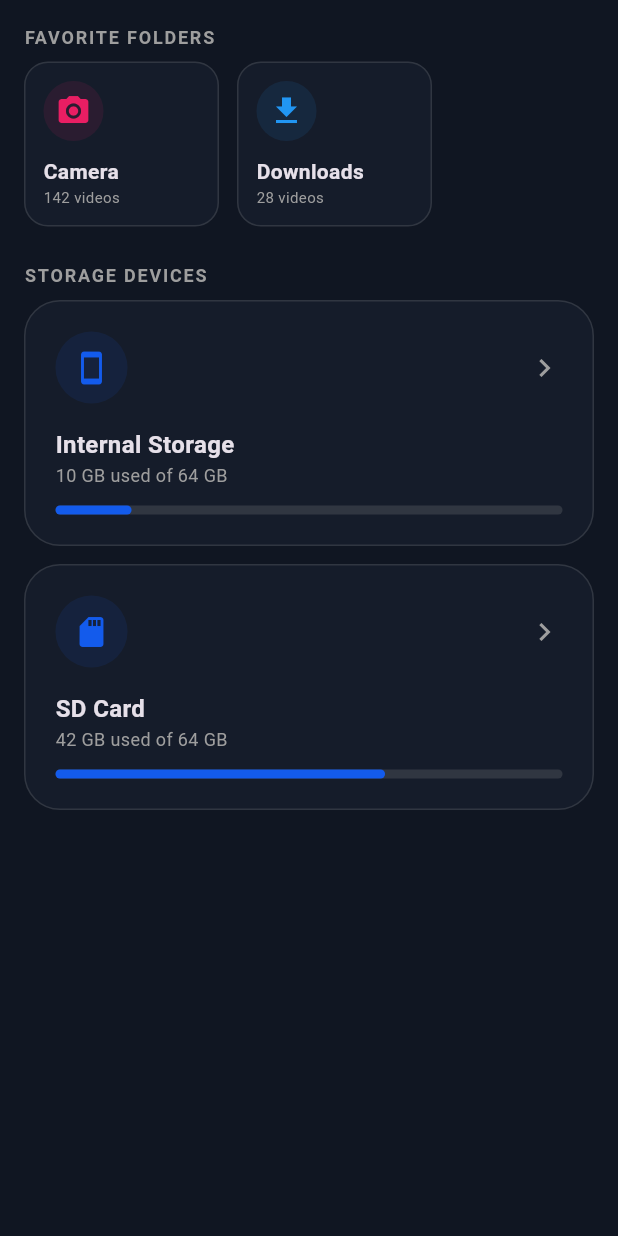
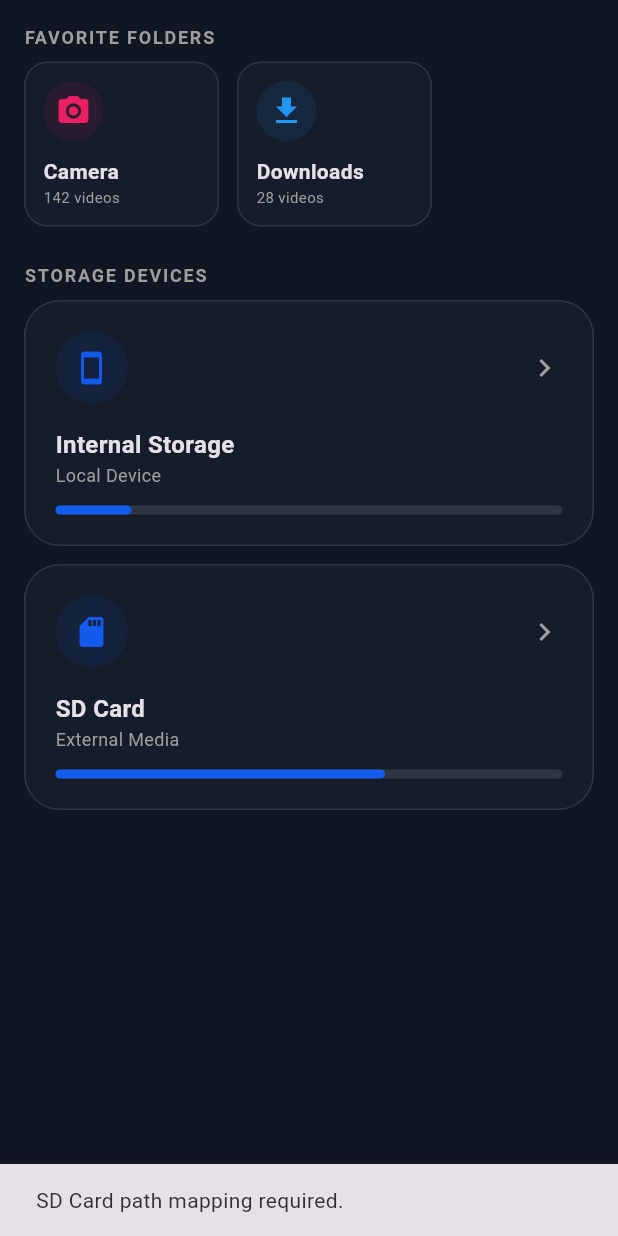
Before and after one commit to BajWarring/ArgusArchive, a Flutter app: the BrowseView widget shown alone on an empty page, opened directly with empty values, after a tap on "SD Card", on a phone screen of 412 x 824 dp. Run offline on Flutter 3.47's test engine with Material 3 defaults, Android fonts, the phone set to English and light mode, and no system bars; our stand-ins replace device_info_plus, flutter_riverpod, flutter_svg, permission_handler, share_plus, sqflite; missing offline and left inert: syncfusion_flutter_pdfviewer; accounts and stored records are empty.

Commit message:
Update browse_view.dart

```diff
--- a/lib/presentation/subapp_video_ui/views/browse_view.dart
+++ b/lib/presentation/subapp_video_ui/views/browse_view.dart
@@ -2,7 +2,7 @@ import 'package:flutter/material.dart';
 import '../../ui_theme.dart';
 
 class BrowseView extends StatelessWidget {
-  final VoidCallback onOpenExplorer;
+  final Function(String) onOpenExplorer;
 
   const BrowseView({super.key, required this.onOpenExplorer});
 
@@ -23,10 +23,7 @@ class BrowseView extends StatelessWidget {
   Widget _buildSectionHeader(String title) {
     return Padding(
       padding: const EdgeInsets.symmetric(horizontal: 16, vertical: 8),
-      child: Text(
-        title,
-        style: const TextStyle(fontSize: 12, fontWeight: FontWeight.bold, color: Colors.grey, letterSpacing: 1.2),
-      ),
+      child: Text(title, style: const TextStyle(fontSize: 12, fontWeight: FontWeight.bold, color: Colors.grey, letterSpacing: 1.2)),
     );
   }
 
@@ -37,15 +34,18 @@ class BrowseView extends StatelessWidget {
         scrollDirection: Axis.horizontal,
         padding: const EdgeInsets.symmetric(horizontal: 16),
         children: [
-          _buildFavCard('Camera', '142 videos', Icons.photo_camera, Colors.pink),
-          _buildFavCard('Downloads', '28 videos', Icons.download, Colors.blue),
+          // Visual stub until Favorites DB table exists
+          _buildFavCard('Camera', '142 videos', Icons.photo_camera, Colors.pink, () => onOpenExplorer('/storage/emulated/0/DCIM/Camera')),
+          _buildFavCard('Downloads', '28 videos', Icons.download, Colors.blue, () => onOpenExplorer('/storage/emulated/0/Download')),
         ],
       ),
     );
   }
 
-  Widget _buildFavCard(String title, String subtitle, IconData icon, Color color) {
-    return Container(
+  Widget _buildFavCard(String title, String subtitle, IconData icon, Color color, VoidCallback onTap) {
+    return GestureDetector(
+      onTap: onTap,
+      child: Container(
         width: 130,
         margin: const EdgeInsets.only(right: 12),
         padding: const EdgeInsets.all(12),
@@ -68,6 +68,7 @@ class BrowseView extends StatelessWidget {
             )
           ],
         ),
+      ),
     );
   }
 
@@ -76,17 +77,19 @@ class BrowseView extends StatelessWidget {
       padding: const EdgeInsets.symmetric(horizontal: 16),
       child: Column(
         children: [
-          _buildStorageCard(context, 'Internal Storage', '10 GB used of 64 GB', Icons.smartphone, 0.15),
+          _buildStorageCard(context, 'Internal Storage', 'Local Device', Icons.smartphone, 0.15, () => onOpenExplorer('/storage/emulated/0')),
           const SizedBox(height: 12),
-          _buildStorageCard(context, 'SD Card', '42 GB used of 64 GB', Icons.sd_card, 0.65),
+          _buildStorageCard(context, 'SD Card', 'External Media', Icons.sd_card, 0.65, () {
+            ScaffoldMessenger.of(context).showSnackBar(const SnackBar(content: Text('SD Card path mapping required.')));
+          }),
         ],
       ),
     );
   }
 
-  Widget _buildStorageCard(BuildContext context, String title, String subtitle, IconData icon, double progress) {
+  Widget _buildStorageCard(BuildContext context, String title, String subtitle, IconData icon, double progress, VoidCallback onTap) {
     return GestureDetector(
-      onTap: onOpenExplorer,
+      onTap: onTap,
       child: Container(
         padding: const EdgeInsets.all(20),
         decoration: BoxDecoration(
```
Lines whose indentation alone changed are shown as unchanged.
